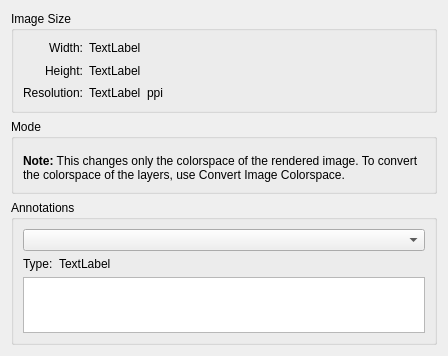
Qt form krita/ui/forms/wdgimageproperties.ui (KDE/krita) before a commit.
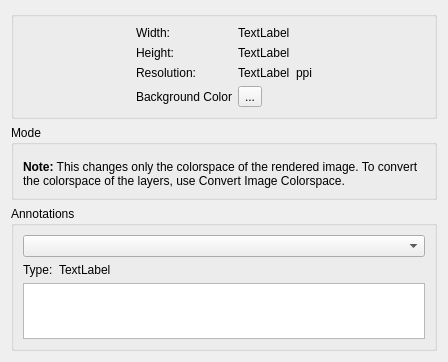
The same form after that commit. Custom widgets are drawn as their Qt base class.

Commit message:
Added a Background Color feature to KisImage
Now the user can choose the Background color for the projection.
Just go to Image->Properties->Background Color and choose the one
you want. And you'll never see the checkers anymore :)

This also fixes EXR images, which should have a black BG color

BUG:301443

What changed in the file:
```diff
--- a/krita/ui/forms/wdgimageproperties.ui
+++ b/krita/ui/forms/wdgimageproperties.ui
@@ -17,12 +17,25 @@
    <item row="0" column="0">
     <widget class="QGroupBox" name="grpImage">
      <property name="title">
-      <string>Image Size</string>
+      <string/>
      </property>
-     <layout class="QHBoxLayout" name="horizontalLayout">
+     <layout class="QHBoxLayout" name="horizontalLayout_3">
       <item>
-       <layout class="QVBoxLayout">
-        <item>
+       <spacer name="horizontalSpacer">
+        <property name="orientation">
+         <enum>Qt::Horizontal</enum>
+        </property>
+        <property name="sizeHint" stdset="0">
+         <size>
+          <width>95</width>
+          <height>61</height>
+         </size>
+        </property>
+       </spacer>
+      </item>
+      <item>
+       <layout class="QFormLayout" name="formLayout">
+        <item row="0" column="0">
          <widget class="QLabel" name="lblWidth">
           <property name="text">
            <string>Width:</string>
@@ -32,31 +45,7 @@
           </property>
          </widget>
         </item>
-        <item>
-         <widget class="QLabel" name="lblHeight">
-          <property name="text">
-           <string>Height:</string>
-          </property>
-          <property name="alignment">
-           <set>Qt::AlignRight|Qt::AlignTrailing|Qt::AlignVCenter</set>
-          </property>
-         </widget>
-        </item>
-        <item>
-         <widget class="QLabel" name="lblResolution">
-          <property name="text">
-           <string>Resolution:</string>
-          </property>
-          <property name="alignment">
-           <set>Qt::AlignRight|Qt::AlignTrailing|Qt::AlignVCenter</set>
-          </property>
-         </widget>
-        </item>
-       </layout>
-      </item>
-      <item>
-       <layout class="QGridLayout" name="gridLayout">
-        <item row="0" column="0">
+        <item row="0" column="1">
          <widget class="QLabel" name="lblWidthValue">
           <property name="text">
            <string comment="KDE::DoNotExtract">TextLabel</string>
@@ -64,6 +53,16 @@
          </widget>
         </item>
         <item row="1" column="0">
+         <widget class="QLabel" name="lblHeight">
+          <property name="text">
+           <string>Height:</string>
+          </property>
+          <property name="alignment">
+           <set>Qt::AlignRight|Qt::AlignTrailing|Qt::AlignVCenter</set>
+          </property>
+         </widget>
+        </item>
+        <item row="1" column="1">
          <widget class="QLabel" name="lblHeightValue">
           <property name="text">
            <string comment="KDE::DoNotExtract">TextLabel</string>
@@ -71,19 +70,50 @@
          </widget>
         </item>
         <item row="2" column="0">
-         <widget class="QLabel" name="lblResolutionValue">
+         <widget class="QLabel" name="lblResolution">
           <property name="text">
-           <string comment="KDE::DoNotExtract">TextLabel</string>
+           <string>Resolution:</string>
+          </property>
+          <property name="alignment">
+           <set>Qt::AlignRight|Qt::AlignTrailing|Qt::AlignVCenter</set>
           </property>
          </widget>
         </item>
         <item row="2" column="1">
-         <widget class="QLabel" name="label">
-          <property name="toolTip">
-           <string>pixels-per-inch</string>
+         <layout class="QHBoxLayout" name="horizontalLayout">
+          <item>
+           <widget class="QLabel" name="lblResolutionValue">
+            <property name="text">
+             <string comment="KDE::DoNotExtract">TextLabel</string>
+            </property>
+           </widget>
+          </item>
+          <item>
+           <widget class="QLabel" name="label">
+            <property name="toolTip">
+             <string>pixels-per-inch</string>
+            </property>
+            <property name="text">
+             <string>ppi</string>
+            </property>
+           </widget>
+          </item>
+         </layout>
+        </item>
+        <item row="3" column="0">
+         <widget class="QLabel" name="lblBgColor">
+          <property name="text">
+           <string comment="The background color of the image's projection">Background Color</string>
           </property>
+         </widget>
+        </item>
+        <item row="3" column="1">
+         <widget class="QToolButton" name="bnBackgroundColor">
           <property name="text">
-           <string>ppi</string>
+           <string>...</string>
+          </property>
+          <property name="popupMode">
+           <enum>QToolButton::InstantPopup</enum>
           </property>
          </widget>
         </item>
@@ -99,7 +129,7 @@
         </property>
         <property name="sizeHint" stdset="0">
          <size>
-          <width>191</width>
+          <width>95</width>
           <height>61</height>
          </size>
         </property>
```
The commit also changes 11 other files.
